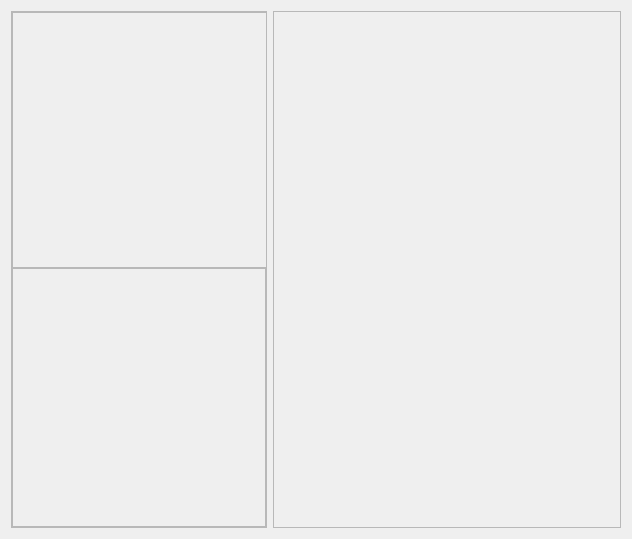
The window that Code/Editor/TamyEditor/materialinstanceeditor.ui (cccZone/tamy) describes before a commit, drawn with Qt 5.
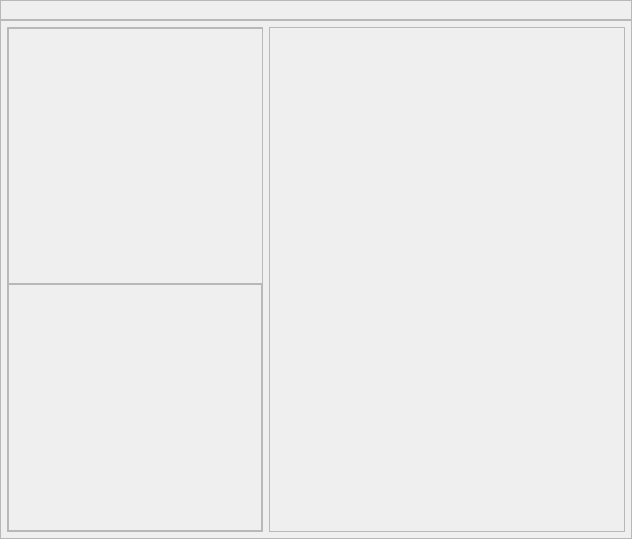
The same window after the commit.

```diff
--- a/Code/Editor/TamyEditor/materialinstanceeditor.ui
+++ b/Code/Editor/TamyEditor/materialinstanceeditor.ui
@@ -19,7 +19,61 @@
   <property name="windowTitle">
    <string>MaterialInstanceEditor</string>
   </property>
+  <layout class="QVBoxLayout" name="verticalLayout_6" stretch="0,1">
+   <property name="spacing">
+    <number>0</number>
+   </property>
+   <property name="margin">
+    <number>0</number>
+   </property>
+   <item>
+    <widget class="QFrame" name="toolbarFrame">
+     <property name="sizePolicy">
+      <sizepolicy hsizetype="Preferred" vsizetype="Preferred">
+       <horstretch>0</horstretch>
+       <verstretch>0</verstretch>
+      </sizepolicy>
+     </property>
+     <property name="minimumSize">
+      <size>
+       <width>0</width>
+       <height>0</height>
+      </size>
+     </property>
+     <property name="maximumSize">
+      <size>
+       <width>16777215</width>
+       <height>16777215</height>
+      </size>
+     </property>
+     <property name="frameShape">
+      <enum>QFrame::StyledPanel</enum>
+     </property>
+     <property name="frameShadow">
+      <enum>QFrame::Raised</enum>
+     </property>
   <layout class="QHBoxLayout" name="horizontalLayout">
+      <property name="spacing">
+       <number>0</number>
+      </property>
+     </layout>
+    </widget>
+   </item>
+   <item>
+    <widget class="QFrame" name="editorFrame">
+     <property name="frameShape">
+      <enum>QFrame::StyledPanel</enum>
+     </property>
+     <property name="frameShadow">
+      <enum>QFrame::Raised</enum>
+     </property>
+     <layout class="QHBoxLayout" name="horizontalLayout_2">
+      <property name="spacing">
+       <number>6</number>
+      </property>
+      <property name="margin">
+       <number>6</number>
+      </property>
    <item>
     <widget class="QFrame" name="leftPanel">
      <property name="sizePolicy">
@@ -125,6 +179,9 @@
       <property name="margin">
        <number>0</number>
       </property>
+        </layout>
+       </widget>
+      </item>
      </layout>
     </widget>
    </item>
```
Lines whose indentation alone changed are shown as unchanged.
